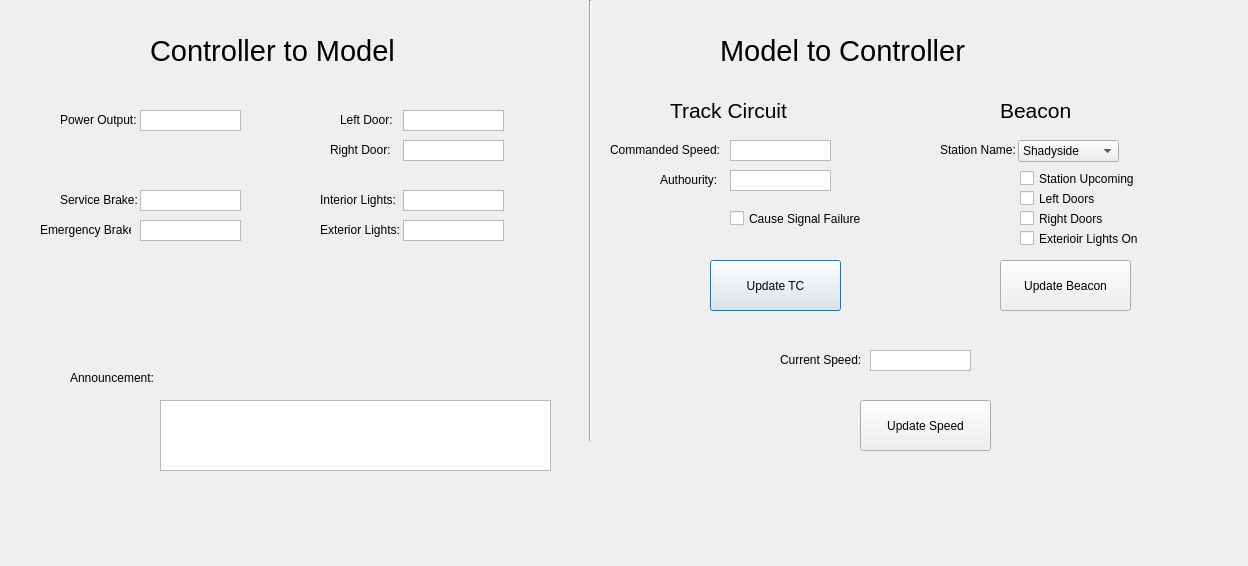
This is DevEnv/src/TrainControllerHW/src/InterfaceV1.ui in Prem-125/TRAINS as Qt 5 draws it before an edit. The edited form follows.
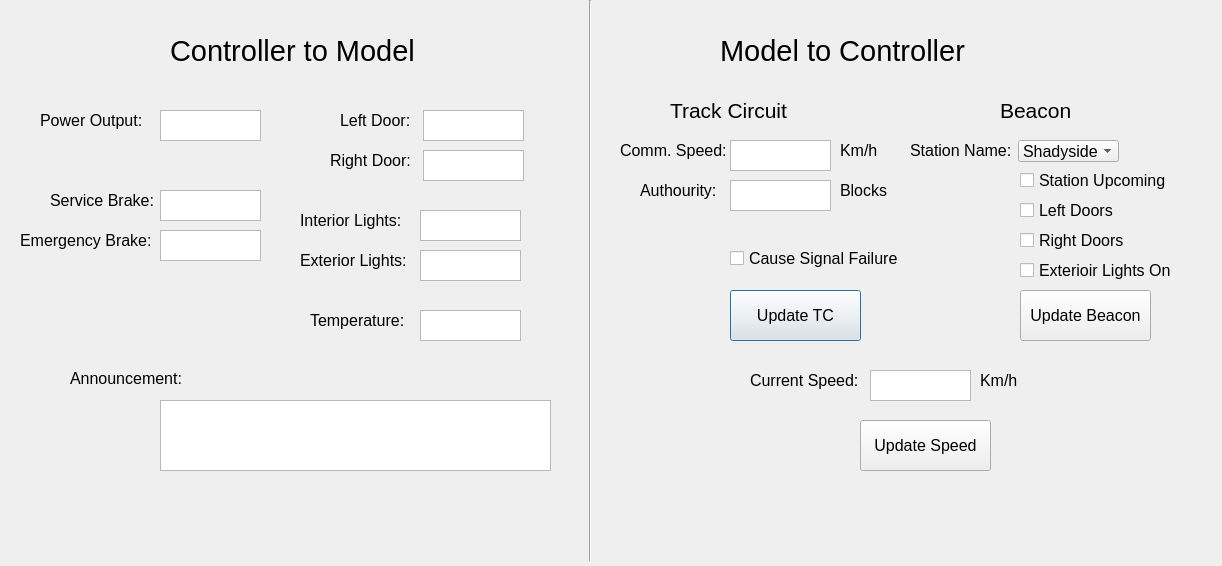
This is the edited form.

```diff
--- a/DevEnv/src/TrainControllerHW/src/InterfaceV1.ui
+++ b/DevEnv/src/TrainControllerHW/src/InterfaceV1.ui
@@ -6,7 +6,7 @@
    <rect>
     <x>0</x>
     <y>0</y>
-    <width>1248</width>
+    <width>1222</width>
     <height>566</height>
    </rect>
   </property>
@@ -16,12 +16,17 @@
   <widget class="QPlainTextEdit" name="PowerVal">
    <property name="geometry">
     <rect>
-     <x>140</x>
+     <x>160</x>
      <y>110</y>
      <width>101</width>
-     <height>21</height>
+     <height>31</height>
     </rect>
    </property>
+   <property name="font">
+    <font>
+     <pointsize>12</pointsize>
+    </font>
+   </property>
    <property name="verticalScrollBarPolicy">
     <enum>Qt::ScrollBarAlwaysOff</enum>
    </property>
@@ -35,12 +40,17 @@
   <widget class="QPlainTextEdit" name="LDoorVal">
    <property name="geometry">
     <rect>
-     <x>403</x>
+     <x>423</x>
      <y>110</y>
      <width>101</width>
-     <height>21</height>
+     <height>31</height>
     </rect>
    </property>
+   <property name="font">
+    <font>
+     <pointsize>12</pointsize>
+    </font>
+   </property>
    <property name="verticalScrollBarPolicy">
     <enum>Qt::ScrollBarAlwaysOff</enum>
    </property>
@@ -57,12 +67,17 @@
   <widget class="QPlainTextEdit" name="RDoorVal">
    <property name="geometry">
     <rect>
-     <x>403</x>
-     <y>140</y>
+     <x>423</x>
+     <y>150</y>
      <width>101</width>
-     <height>21</height>
+     <height>31</height>
     </rect>
    </property>
+   <property name="font">
+    <font>
+     <pointsize>12</pointsize>
+    </font>
+   </property>
    <property name="verticalScrollBarPolicy">
     <enum>Qt::ScrollBarAlwaysOff</enum>
    </property>
@@ -76,12 +91,17 @@
   <widget class="QPlainTextEdit" name="ILightVal">
    <property name="geometry">
     <rect>
-     <x>403</x>
-     <y>190</y>
+     <x>420</x>
+     <y>210</y>
      <width>101</width>
-     <height>21</height>
+     <height>31</height>
     </rect>
    </property>
+   <property name="font">
+    <font>
+     <pointsize>12</pointsize>
+    </font>
+   </property>
    <property name="verticalScrollBarPolicy">
     <enum>Qt::ScrollBarAlwaysOff</enum>
    </property>
@@ -98,12 +118,17 @@
   <widget class="QPlainTextEdit" name="ELightVal">
    <property name="geometry">
     <rect>
-     <x>403</x>
-     <y>220</y>
+     <x>420</x>
+     <y>250</y>
      <width>101</width>
-     <height>21</height>
+     <height>31</height>
     </rect>
    </property>
+   <property name="font">
+    <font>
+     <pointsize>12</pointsize>
+    </font>
+   </property>
    <property name="verticalScrollBarPolicy">
     <enum>Qt::ScrollBarAlwaysOff</enum>
    </property>
@@ -123,9 +148,14 @@
      <x>730</x>
      <y>140</y>
      <width>101</width>
-     <height>21</height>
+     <height>31</height>
     </rect>
    </property>
+   <property name="font">
+    <font>
+     <pointsize>12</pointsize>
+    </font>
+   </property>
    <property name="verticalScrollBarPolicy">
     <enum>Qt::ScrollBarAlwaysOff</enum>
    </property>
@@ -142,12 +172,17 @@
   <widget class="QPlainTextEdit" name="EBrakeVal">
    <property name="geometry">
     <rect>
-     <x>140</x>
-     <y>220</y>
+     <x>160</x>
+     <y>230</y>
      <width>101</width>
-     <height>21</height>
+     <height>31</height>
     </rect>
    </property>
+   <property name="font">
+    <font>
+     <pointsize>12</pointsize>
+    </font>
+   </property>
    <property name="verticalScrollBarPolicy">
     <enum>Qt::ScrollBarAlwaysOff</enum>
    </property>
@@ -164,12 +199,17 @@
   <widget class="QPlainTextEdit" name="SBrakeVal">
    <property name="geometry">
     <rect>
-     <x>140</x>
+     <x>160</x>
      <y>190</y>
      <width>101</width>
-     <height>21</height>
+     <height>31</height>
     </rect>
    </property>
+   <property name="font">
+    <font>
+     <pointsize>12</pointsize>
+    </font>
+   </property>
    <property name="verticalScrollBarPolicy">
     <enum>Qt::ScrollBarAlwaysOff</enum>
    </property>
@@ -186,12 +226,17 @@
   <widget class="QLabel" name="label">
    <property name="geometry">
     <rect>
-     <x>60</x>
+     <x>40</x>
      <y>110</y>
-     <width>81</width>
+     <width>121</width>
      <height>20</height>
     </rect>
    </property>
+   <property name="font">
+    <font>
+     <pointsize>12</pointsize>
+    </font>
+   </property>
    <property name="text">
     <string>Power Output:</string>
    </property>
@@ -199,14 +244,19 @@
   <widget class="QLabel" name="label_2">
    <property name="geometry">
     <rect>
-     <x>610</x>
+     <x>620</x>
      <y>140</y>
-     <width>121</width>
+     <width>151</width>
      <height>20</height>
     </rect>
    </property>
+   <property name="font">
+    <font>
+     <pointsize>12</pointsize>
+    </font>
+   </property>
    <property name="text">
-    <string>Commanded Speed:</string>
+    <string>Comm. Speed:</string>
    </property>
   </widget>
   <widget class="QLabel" name="label_3">
@@ -218,6 +268,11 @@
      <height>20</height>
     </rect>
    </property>
+   <property name="font">
+    <font>
+     <pointsize>12</pointsize>
+    </font>
+   </property>
    <property name="text">
     <string>Left Door:</string>
    </property>
@@ -226,11 +281,16 @@
    <property name="geometry">
     <rect>
      <x>330</x>
-     <y>140</y>
+     <y>150</y>
      <width>81</width>
      <height>20</height>
     </rect>
    </property>
+   <property name="font">
+    <font>
+     <pointsize>12</pointsize>
+    </font>
+   </property>
    <property name="text">
     <string>Right Door:</string>
    </property>
@@ -238,12 +298,17 @@
   <widget class="QLabel" name="label_5">
    <property name="geometry">
     <rect>
-     <x>320</x>
-     <y>190</y>
-     <width>91</width>
+     <x>300</x>
+     <y>210</y>
+     <width>111</width>
      <height>20</height>
     </rect>
    </property>
+   <property name="font">
+    <font>
+     <pointsize>12</pointsize>
+    </font>
+   </property>
    <property name="text">
     <string>Interior Lights:</string>
    </property>
@@ -251,12 +316,17 @@
   <widget class="QLabel" name="label_6">
    <property name="geometry">
     <rect>
-     <x>320</x>
-     <y>220</y>
-     <width>91</width>
+     <x>300</x>
+     <y>250</y>
+     <width>111</width>
      <height>20</height>
     </rect>
    </property>
+   <property name="font">
+    <font>
+     <pointsize>12</pointsize>
+    </font>
+   </property>
    <property name="text">
     <string>Exterior Lights:</string>
    </property>
@@ -264,12 +334,17 @@
   <widget class="QLabel" name="label_7">
    <property name="geometry">
     <rect>
-     <x>60</x>
+     <x>50</x>
      <y>190</y>
-     <width>91</width>
+     <width>111</width>
      <height>20</height>
     </rect>
    </property>
+   <property name="font">
+    <font>
+     <pointsize>12</pointsize>
+    </font>
+   </property>
    <property name="text">
     <string>Service Brake:</string>
    </property>
@@ -277,12 +352,17 @@
   <widget class="QLabel" name="label_8">
    <property name="geometry">
     <rect>
-     <x>40</x>
-     <y>220</y>
-     <width>91</width>
+     <x>20</x>
+     <y>230</y>
+     <width>141</width>
      <height>20</height>
     </rect>
    </property>
+   <property name="font">
+    <font>
+     <pointsize>12</pointsize>
+    </font>
+   </property>
    <property name="text">
     <string>Emergency Brake:</string>
    </property>
@@ -293,9 +373,14 @@
      <x>580</x>
      <y>0</y>
      <width>21</width>
-     <height>441</height>
+     <height>561</height>
     </rect>
    </property>
+   <property name="font">
+    <font>
+     <pointsize>12</pointsize>
+    </font>
+   </property>
    <property name="orientation">
     <enum>Qt::Vertical</enum>
    </property>
@@ -303,7 +388,7 @@
   <widget class="QLabel" name="label_9">
    <property name="geometry">
     <rect>
-     <x>150</x>
+     <x>170</x>
      <y>30</y>
      <width>321</width>
      <height>41</height>
@@ -340,11 +425,16 @@
    <property name="geometry">
     <rect>
      <x>730</x>
-     <y>170</y>
+     <y>180</y>
      <width>101</width>
-     <height>21</height>
+     <height>31</height>
     </rect>
    </property>
+   <property name="font">
+    <font>
+     <pointsize>12</pointsize>
+    </font>
+   </property>
    <property name="verticalScrollBarPolicy">
     <enum>Qt::ScrollBarAlwaysOff</enum>
    </property>
@@ -361,12 +451,17 @@
   <widget class="QLabel" name="label_12">
    <property name="geometry">
     <rect>
-     <x>660</x>
-     <y>170</y>
+     <x>640</x>
+     <y>180</y>
      <width>81</width>
      <height>20</height>
     </rect>
    </property>
+   <property name="font">
+    <font>
+     <pointsize>12</pointsize>
+    </font>
+   </property>
    <property name="text">
     <string>Authourity:</string>
    </property>
@@ -374,12 +469,17 @@
   <widget class="QLabel" name="label_13">
    <property name="geometry">
     <rect>
-     <x>940</x>
+     <x>910</x>
      <y>140</y>
      <width>101</width>
      <height>20</height>
     </rect>
    </property>
+   <property name="font">
+    <font>
+     <pointsize>12</pointsize>
+    </font>
+   </property>
    <property name="text">
     <string>Station Name:</string>
    </property>
@@ -387,12 +487,17 @@
   <widget class="QPushButton" name="tcButton">
    <property name="geometry">
     <rect>
-     <x>710</x>
-     <y>260</y>
+     <x>730</x>
+     <y>290</y>
      <width>131</width>
      <height>51</height>
     </rect>
    </property>
+   <property name="font">
+    <font>
+     <pointsize>12</pointsize>
+    </font>
+   </property>
    <property name="text">
     <string>Update TC</string>
    </property>
@@ -400,12 +505,17 @@
   <widget class="QLabel" name="label_11">
    <property name="geometry">
     <rect>
-     <x>780</x>
-     <y>350</y>
+     <x>750</x>
+     <y>370</y>
      <width>121</width>
      <height>20</height>
     </rect>
    </property>
+   <property name="font">
+    <font>
+     <pointsize>12</pointsize>
+    </font>
+   </property>
    <property name="text">
     <string>Current Speed:</string>
    </property>
@@ -414,11 +524,16 @@
    <property name="geometry">
     <rect>
      <x>870</x>
-     <y>350</y>
+     <y>370</y>
      <width>101</width>
-     <height>21</height>
+     <height>31</height>
     </rect>
    </property>
+   <property name="font">
+    <font>
+     <pointsize>12</pointsize>
+    </font>
+   </property>
    <property name="verticalScrollBarPolicy">
     <enum>Qt::ScrollBarAlwaysOff</enum>
    </property>
@@ -436,11 +551,16 @@
    <property name="geometry">
     <rect>
      <x>730</x>
-     <y>210</y>
-     <width>141</width>
+     <y>250</y>
+     <width>171</width>
      <height>17</height>
     </rect>
    </property>
+   <property name="font">
+    <font>
+     <pointsize>12</pointsize>
+    </font>
+   </property>
    <property name="text">
     <string>Cause Signal Failure</string>
    </property>
@@ -450,10 +570,15 @@
     <rect>
      <x>1020</x>
      <y>170</y>
-     <width>131</width>
-     <height>17</height>
+     <width>161</width>
+     <height>21</height>
     </rect>
    </property>
+   <property name="font">
+    <font>
+     <pointsize>12</pointsize>
+    </font>
+   </property>
    <property name="text">
     <string>Station Upcoming</string>
    </property>
@@ -462,11 +587,16 @@
    <property name="geometry">
     <rect>
      <x>1020</x>
-     <y>190</y>
-     <width>131</width>
-     <height>17</height>
+     <y>200</y>
+     <width>141</width>
+     <height>20</height>
     </rect>
    </property>
+   <property name="font">
+    <font>
+     <pointsize>12</pointsize>
+    </font>
+   </property>
    <property name="text">
     <string>Left Doors</string>
    </property>
@@ -475,11 +605,16 @@
    <property name="geometry">
     <rect>
      <x>1020</x>
-     <y>210</y>
-     <width>131</width>
-     <height>17</height>
+     <y>230</y>
+     <width>151</width>
+     <height>21</height>
     </rect>
    </property>
+   <property name="font">
+    <font>
+     <pointsize>12</pointsize>
+    </font>
+   </property>
    <property name="text">
     <string>Right Doors</string>
    </property>
@@ -488,11 +623,16 @@
    <property name="geometry">
     <rect>
      <x>1020</x>
-     <y>230</y>
-     <width>131</width>
-     <height>17</height>
+     <y>260</y>
+     <width>171</width>
+     <height>20</height>
     </rect>
    </property>
+   <property name="font">
+    <font>
+     <pointsize>12</pointsize>
+    </font>
+   </property>
    <property name="text">
     <string>Exterioir Lights On</string>
    </property>
@@ -536,12 +676,17 @@
   <widget class="QPushButton" name="beaconButton">
    <property name="geometry">
     <rect>
-     <x>1000</x>
-     <y>260</y>
+     <x>1020</x>
+     <y>290</y>
      <width>131</width>
      <height>51</height>
     </rect>
    </property>
+   <property name="font">
+    <font>
+     <pointsize>12</pointsize>
+    </font>
+   </property>
    <property name="text">
     <string>Update Beacon</string>
    </property>
@@ -550,11 +695,16 @@
    <property name="geometry">
     <rect>
      <x>860</x>
-     <y>400</y>
+     <y>420</y>
      <width>131</width>
      <height>51</height>
     </rect>
    </property>
+   <property name="font">
+    <font>
+     <pointsize>12</pointsize>
+    </font>
+   </property>
    <property name="text">
     <string>Update Speed</string>
    </property>
@@ -568,6 +718,11 @@
      <height>22</height>
     </rect>
    </property>
+   <property name="font">
+    <font>
+     <pointsize>12</pointsize>
+    </font>
+   </property>
    <item>
     <property name="text">
      <string>Shadyside</string>
@@ -678,6 +833,11 @@
      <height>16</height>
     </rect>
    </property>
+   <property name="font">
+    <font>
+     <pointsize>12</pointsize>
+    </font>
+   </property>
    <property name="text">
     <string>Announcement:</string>
    </property>
@@ -704,6 +864,105 @@
     <string/>
    </property>
   </widget>
+  <widget class="QLabel" name="label_17">
+   <property name="geometry">
+    <rect>
+     <x>310</x>
+     <y>310</y>
+     <width>101</width>
+     <height>20</height>
+    </rect>
+   </property>
+   <property name="font">
+    <font>
+     <pointsize>12</pointsize>
+    </font>
+   </property>
+   <property name="text">
+    <string>Temperature:</string>
+   </property>
+  </widget>
+  <widget class="QPlainTextEdit" name="TemperatureVal">
+   <property name="geometry">
+    <rect>
+     <x>420</x>
+     <y>310</y>
+     <width>101</width>
+     <height>31</height>
+    </rect>
+   </property>
+   <property name="font">
+    <font>
+     <pointsize>12</pointsize>
+    </font>
+   </property>
+   <property name="verticalScrollBarPolicy">
+    <enum>Qt::ScrollBarAlwaysOff</enum>
+   </property>
+   <property name="horizontalScrollBarPolicy">
+    <enum>Qt::ScrollBarAlwaysOff</enum>
+   </property>
+   <property name="readOnly">
+    <bool>true</bool>
+   </property>
+   <property name="plainText">
+    <string/>
+   </property>
+  </widget>
+  <widget class="QLabel" name="label_18">
+   <property name="geometry">
+    <rect>
+     <x>840</x>
+     <y>140</y>
+     <width>111</width>
+     <height>20</height>
+    </rect>
+   </property>
+   <property name="font">
+    <font>
+     <pointsize>12</pointsize>
+    </font>
+   </property>
+   <property name="text">
+    <string>Km/h</string>
+   </property>
+  </widget>
+  <widget class="QLabel" name="label_19">
+   <property name="geometry">
+    <rect>
+     <x>980</x>
+     <y>370</y>
+     <width>111</width>
+     <height>20</height>
+    </rect>
+   </property>
+   <property name="font">
+    <font>
+     <pointsize>12</pointsize>
+    </font>
+   </property>
+   <property name="text">
+    <string>Km/h</string>
+   </property>
+  </widget>
+  <widget class="QLabel" name="label_20">
+   <property name="geometry">
+    <rect>
+     <x>840</x>
+     <y>180</y>
+     <width>111</width>
+     <height>20</height>
+    </rect>
+   </property>
+   <property name="font">
+    <font>
+     <pointsize>12</pointsize>
+    </font>
+   </property>
+   <property name="text">
+    <string>Blocks</string>
+   </property>
+  </widget>
  </widget>
  <resources/>
  <connections/>
```
Left out of the diff: 5 changed lines with no effect on the pictures.
